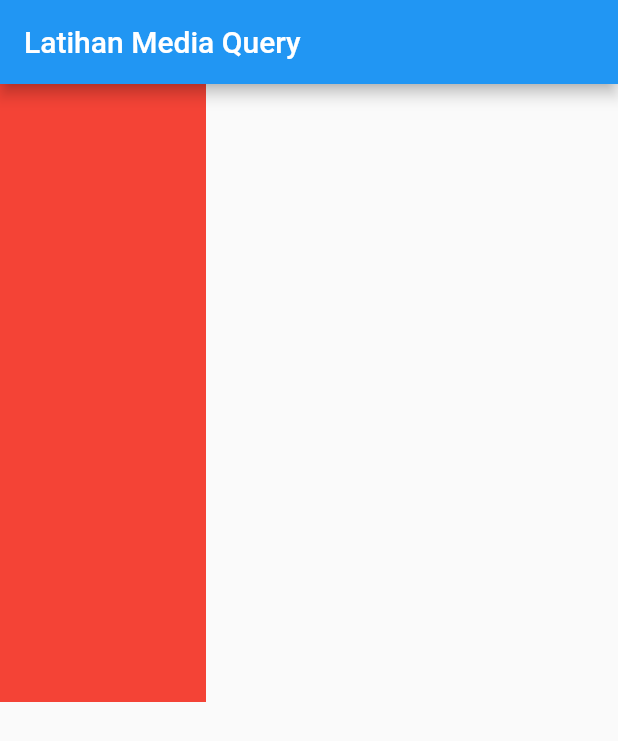
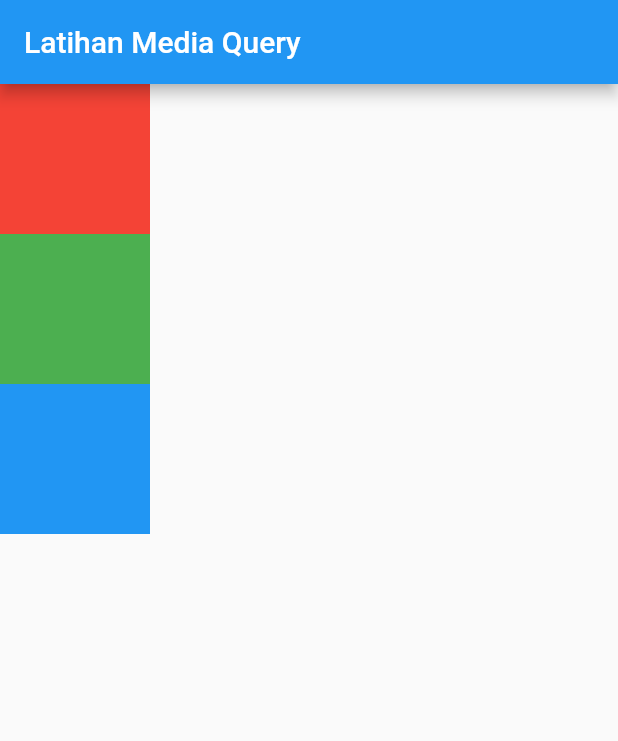
Before and after one commit to Rillwz/demo_project, a Flutter app: the screen it shows after launch, on a phone screen of 412 x 824 dp. Shown: the top 741 px of the screen. Run offline on Flutter 3.47's test engine with Material 2 defaults, Android fonts, the phone set to English and light mode, and no system bars.

Commit message:
media query

```diff
--- a/lib/main.dart
+++ b/lib/main.dart
@@ -24,11 +24,17 @@ class MainPage extends StatelessWidget {
       appBar: AppBar(
         title: Text('Latihan Media Query'),
       ),
-      body: Container(
-        color: Colors.red,
-        width: MediaQuery.of(context).size.width / 3,
-        height: MediaQuery.of(context).size.height / 2,
-      ),
+      body: (MediaQuery.of(context).orientation == Orientation.portrait)
+          ? Column(children: generatedContainers)
+          : Row(children: generatedContainers),
     );
   }
+
+  List<Widget> get generatedContainers {
+    return [
+      Container(color: Colors.red, width: 100, height: 100),
+      Container(color: Colors.green, width: 100, height: 100),
+      Container(color: Colors.blue, width: 100, height: 100),
+    ];
+  }
 }
```
